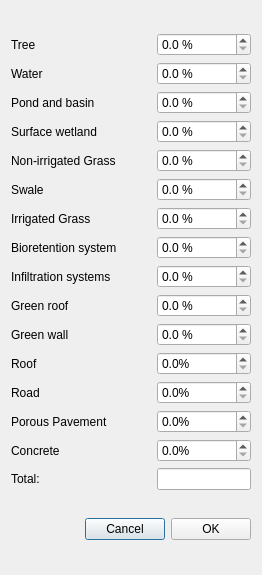
Qt form src/mcedit/celldialog_heat.ui (iut-ibk/P8Modules) before a commit.
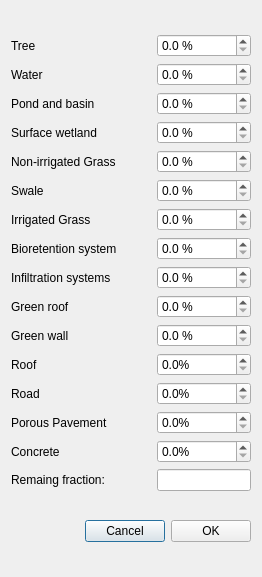
The same form after that commit.

Diff of the .ui file:
```diff
--- a/src/mcedit/celldialog_heat.ui
+++ b/src/mcedit/celldialog_heat.ui
@@ -7,7 +7,7 @@
     <x>0</x>
     <y>0</y>
     <width>262</width>
-    <height>575</height>
+    <height>577</height>
    </rect>
   </property>
   <property name="windowTitle">
@@ -307,7 +307,7 @@
      <item row="15" column="0">
       <widget class="QLabel" name="label_16">
        <property name="text">
-        <string>Total:</string>
+        <string>Remaing fraction:</string>
        </property>
       </widget>
      </item>
```
